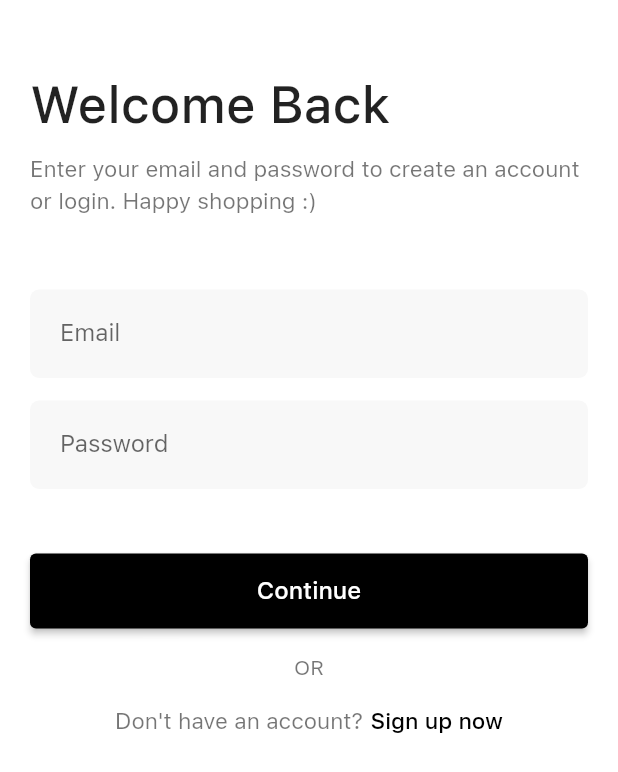
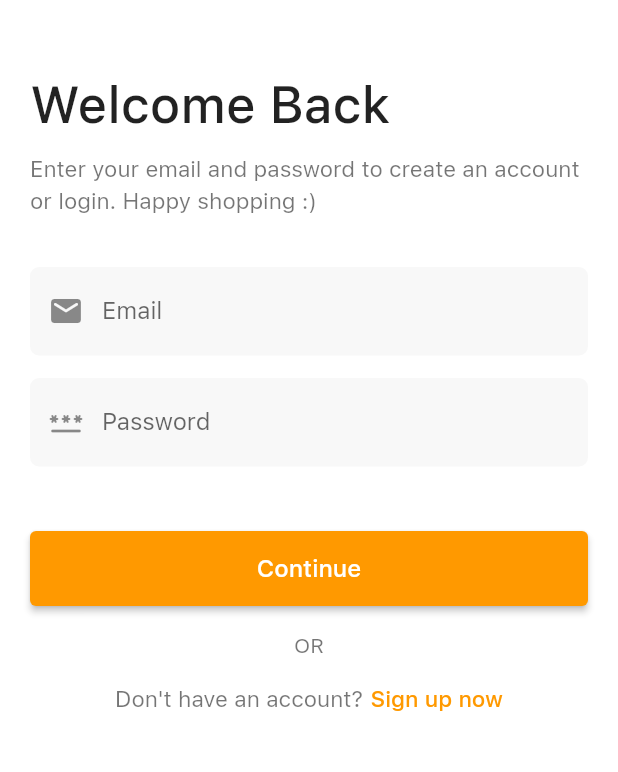
Before and after one commit to fahadimran7/amazon-clone, a Flutter app: the screen it shows after launch, on a phone screen of 412 x 824 dp. Shown: the top 772 px of the screen. Run offline on Flutter 3.47's test engine with Material 2 defaults, Android fonts, the phone set to English and light mode, and no system bars; our stand-ins replace freezed_annotation, logger, shared_preferences, stacked, stacked_core, stacked_services.

Commit message:
feat: ui tweaks

```diff
--- a/lib/main.dart
+++ b/lib/main.dart
@@ -24,7 +24,7 @@ class MyApp extends StatelessWidget {
           iconTheme: IconThemeData(color: Colors.black),
         ),
         scaffoldBackgroundColor: AppColors.backgroundColor,
-        primarySwatch: AppColors.primaryBlack,
+        primarySwatch: AppColors.primaryOrange,
       ),
       navigatorKey: StackedService.navigatorKey,
       onGenerateRoute: StackedRouter().onGenerateRoute,
--- a/lib/ui/login/login_view.dart
+++ b/lib/ui/login/login_view.dart
@@ -40,6 +40,8 @@ class LoginView extends StatelessWidget with $LoginView {
                             InputField(
                               controller: emailController,
                               label: 'Email',
+                              hintText: 'Enter your email address',
+                              icon: Icons.email_rounded,
                             ),
                             verticalSpaceSmall,
                             verticalSpaceTiny,
@@ -47,6 +49,8 @@ class LoginView extends StatelessWidget with $LoginView {
                               controller: passwordController,
                               label: 'Password',
                               isPassword: true,
+                              hintText: 'Enter your password',
+                              icon: Icons.password_rounded,
                             ),
                           ],
                         ),
--- a/lib/ui/shared/auth_layout.dart
+++ b/lib/ui/shared/auth_layout.dart
@@ -41,7 +41,8 @@ class AuthLayout extends StatelessWidget {
           'Enter your email and password to create an account or login. Happy shopping :)',
           style: TextStyle(color: Colors.black54, height: 1.4, fontSize: 15),
         ),
-        verticalSpaceLarge,
+        verticalSpaceMedium,
+        verticalSpaceSmall,
         form,
         verticalSpaceMedium,
         Column(
--- a/lib/ui/shared/widgets/busy_button.dart
+++ b/lib/ui/shared/widgets/busy_button.dart
@@ -1,4 +1,5 @@
 import 'package:flutter/material.dart';
+import 'package:stacked_architecture/ui/styles/app_colors.dart';
 
 class BusyButton extends StatelessWidget {
   const BusyButton({
@@ -30,7 +31,10 @@ class BusyButton extends StatelessWidget {
             )
           : Text(
               mainButtonText,
-              style: const TextStyle(fontSize: 16),
+              style: const TextStyle(
+                fontSize: 16,
+                color: Colors.white,
+              ),
             ),
     );
   }
--- a/lib/ui/shared/widgets/input_field.dart
+++ b/lib/ui/shared/widgets/input_field.dart
@@ -7,16 +7,23 @@ class InputField extends StatelessWidget {
     required this.controller,
     required this.label,
     this.isPassword,
+    required this.hintText,
+    required this.icon,
   }) : super(key: key);
 
   final TextEditingController controller;
   final String label;
+  final String hintText;
   final bool? isPassword;
+  final IconData icon;
 
   @override
   Widget build(BuildContext context) {
     return TextField(
       decoration: InputDecoration(
+        prefixIcon: Icon(
+          icon,
+        ),
         contentPadding: const EdgeInsets.all(20),
         border: OutlineInputBorder(
           borderRadius: BorderRadius.circular(6),
@@ -35,7 +42,9 @@ class InputField extends StatelessWidget {
         ),
         fillColor: const Color.fromARGB(255, 248, 248, 248),
         filled: true,
-          labelText: label),
+        labelText: label,
+        hintText: hintText,
+      ),
       controller: controller,
       obscureText: isPassword ?? false,
     );
--- a/lib/ui/sign_up/sign_up_view.dart
+++ b/lib/ui/sign_up/sign_up_view.dart
@@ -39,12 +39,16 @@ class SignUpView extends StatelessWidget with $SignUpView {
                             InputField(
                               controller: fullNameController,
                               label: 'Full Name',
+                              hintText: 'Enter your name',
+                              icon: Icons.person_rounded,
                             ),
                             verticalSpaceSmall,
                             verticalSpaceTiny,
                             InputField(
                               controller: emailController,
                               label: 'Email',
+                              hintText: 'Enter your email address',
+                              icon: Icons.email_rounded,
                             ),
                             verticalSpaceSmall,
                             verticalSpaceTiny,
@@ -52,6 +56,8 @@ class SignUpView extends StatelessWidget with $SignUpView {
                               controller: passwordController,
                               label: 'Password',
                               isPassword: true,
+                              hintText: 'Enter your password',
+                              icon: Icons.password_rounded,
                             ),
                           ],
                         ),
--- a/lib/ui/styles/app_colors.dart
+++ b/lib/ui/styles/app_colors.dart
@@ -25,7 +25,24 @@ class AppColors {
       900: Color(0xFF000000),
     },
   );
-  static const int _blackPrimaryValue = 0xFF000000;
+  static const int _blackPrimaryValue = 0xffff9900;
+
+  static const MaterialColor primaryOrange = MaterialColor(
+    _orangePrimaryValue,
+    <int, Color>{
+      50: Color(0xffffcc80),
+      100: Color(0xffffc266),
+      200: Color(0xffffb84d),
+      300: Color(0xffffad33),
+      400: Color(0xffffa31a),
+      500: Color(_orangePrimaryValue),
+      600: Color(0xffe68a00),
+      700: Color(0xffcc7a00),
+      800: Color(0xffb36b00),
+      900: Color(0xff995c00),
+    },
+  );
+  static const int _orangePrimaryValue = 0xffff9900;
 
   static const secondaryColor = Colors.black;
   static const backgroundColor = Colors.white;
```
Lines whose indentation alone changed are shown as unchanged.
